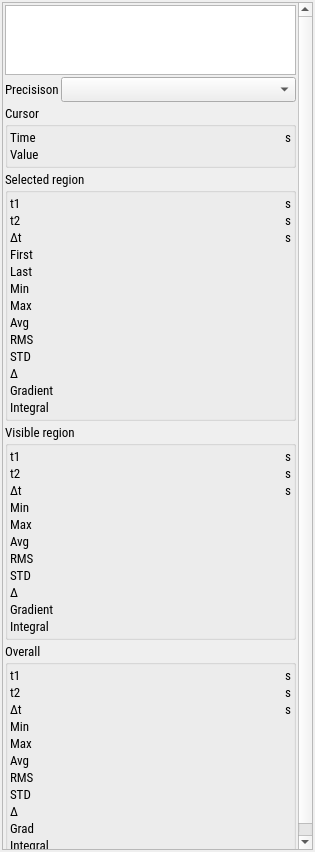
danielhrisca/asammdf, file src/asammdf/gui/ui/channel_stats.ui: the form before one commit.
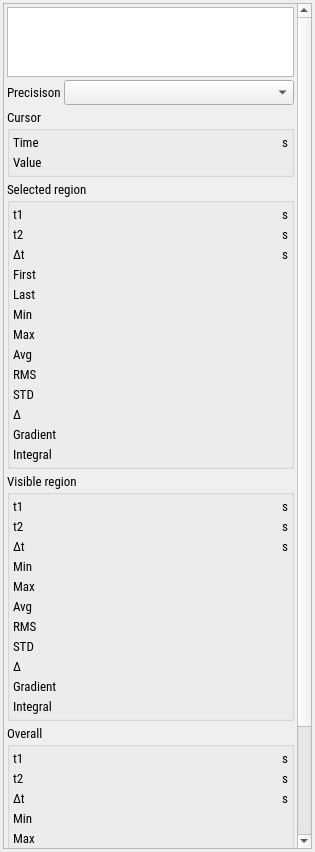
The form after the commit.

```diff
--- a/src/asammdf/gui/ui/channel_stats.ui
+++ b/src/asammdf/gui/ui/channel_stats.ui
@@ -21,19 +21,19 @@
   </property>
   <layout class="QVBoxLayout" name="verticalLayout_2">
    <property name="spacing">
-    <number>2</number>
+  <number>3</number>
    </property>
    <property name="leftMargin">
-    <number>2</number>
+  <number>3</number>
    </property>
    <property name="topMargin">
-    <number>2</number>
+  <number>3</number>
    </property>
    <property name="rightMargin">
-    <number>2</number>
+  <number>3</number>
    </property>
    <property name="bottomMargin">
-    <number>2</number>
+  <number>3</number>
    </property>
    <item>
     <widget class="QScrollArea" name="scrollArea">
@@ -54,24 +54,24 @@
       </property>
       <layout class="QVBoxLayout" name="verticalLayout">
        <property name="spacing">
-        <number>1</number>
+  <number>3</number>
        </property>
        <property name="leftMargin">
-        <number>2</number>
+  <number>3</number>
        </property>
        <property name="topMargin">
-        <number>2</number>
+  <number>3</number>
        </property>
        <property name="rightMargin">
-        <number>2</number>
+  <number>3</number>
        </property>
        <property name="bottomMargin">
-        <number>2</number>
+  <number>3</number>
        </property>
        <item>
         <layout class="QGridLayout" name="gridLayout" rowstretch="1,0,0,0,0,0" columnstretch="0,1">
          <property name="spacing">
-          <number>2</number>
+  <number>3</number>
          </property>
          <item row="4" column="0" colspan="2">
           <widget class="QGroupBox" name="visible_group">
@@ -80,22 +80,22 @@
            </property>
            <layout class="QGridLayout" name="gridLayout_3" columnstretch="0,1,0">
             <property name="leftMargin">
-             <number>2</number>
+  <number>3</number>
             </property>
             <property name="topMargin">
-             <number>2</number>
+  <number>3</number>
             </property>
             <property name="rightMargin">
-             <number>2</number>
+  <number>3</number>
             </property>
             <property name="bottomMargin">
-             <number>2</number>
+  <number>3</number>
             </property>
             <property name="horizontalSpacing">
-             <number>2</number>
+  <number>3</number>
             </property>
             <property name="verticalSpacing">
-             <number>0</number>
+  <number>3</number>
             </property>
             <item row="0" column="1">
              <widget class="QLabel" name="visible_start">
@@ -404,22 +404,22 @@
            </property>
            <layout class="QGridLayout" name="gridLayout_2" columnstretch="0,1,0">
             <property name="leftMargin">
-             <number>2</number>
+  <number>3</number>
             </property>
             <property name="topMargin">
-             <number>2</number>
+  <number>3</number>
             </property>
             <property name="rightMargin">
-             <number>2</number>
+  <number>3</number>
             </property>
             <property name="bottomMargin">
-             <number>2</number>
+  <number>3</number>
             </property>
             <property name="horizontalSpacing">
-             <number>2</number>
+  <number>3</number>
             </property>
             <property name="verticalSpacing">
-             <number>0</number>
+  <number>3</number>
             </property>
             <item row="0" column="2">
              <widget class="QLabel" name="xunit7">
@@ -740,22 +740,22 @@
            </property>
            <layout class="QGridLayout" name="gridLayout_4" columnstretch="0,1,0">
             <property name="leftMargin">
-             <number>2</number>
+  <number>3</number>
             </property>
             <property name="topMargin">
-             <number>2</number>
+  <number>3</number>
             </property>
             <property name="rightMargin">
-             <number>2</number>
+  <number>3</number>
             </property>
             <property name="bottomMargin">
-             <number>2</number>
+  <number>3</number>
             </property>
             <property name="horizontalSpacing">
-             <number>2</number>
+  <number>3</number>
             </property>
             <property name="verticalSpacing">
-             <number>0</number>
+  <number>3</number>
             </property>
             <item row="0" column="1">
              <widget class="QLabel" name="cursor_t">
@@ -851,22 +851,22 @@
            </property>
            <layout class="QGridLayout" name="gridLayout_5" columnstretch="0,1,0">
             <property name="leftMargin">
-             <number>2</number>
+  <number>3</number>
             </property>
             <property name="topMargin">
-             <number>2</number>
+  <number>3</number>
             </property>
             <property name="rightMargin">
-             <number>2</number>
+  <number>3</number>
             </property>
             <property name="bottomMargin">
-             <number>2</number>
+  <number>3</number>
             </property>
             <property name="horizontalSpacing">
-             <number>2</number>
+  <number>3</number>
             </property>
             <property name="verticalSpacing">
-             <number>0</number>
+  <number>3</number>
             </property>
             <item row="0" column="0">
              <widget class="QLabel" name="label_13">
```
Lines whose indentation alone changed are shown as unchanged.
